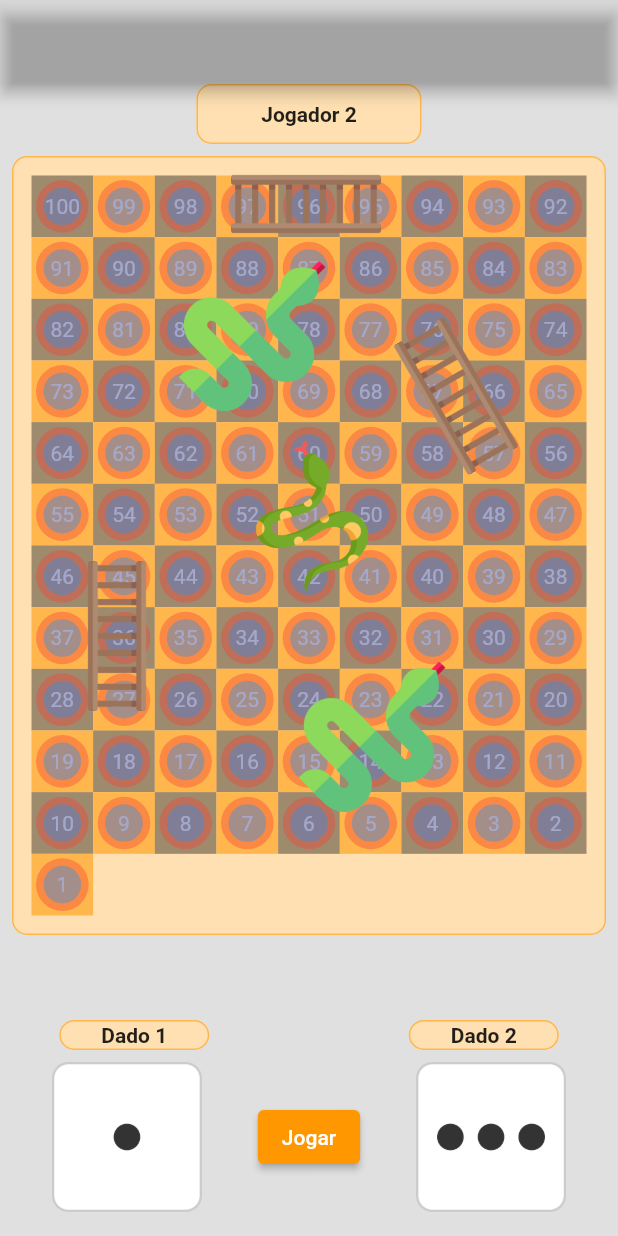
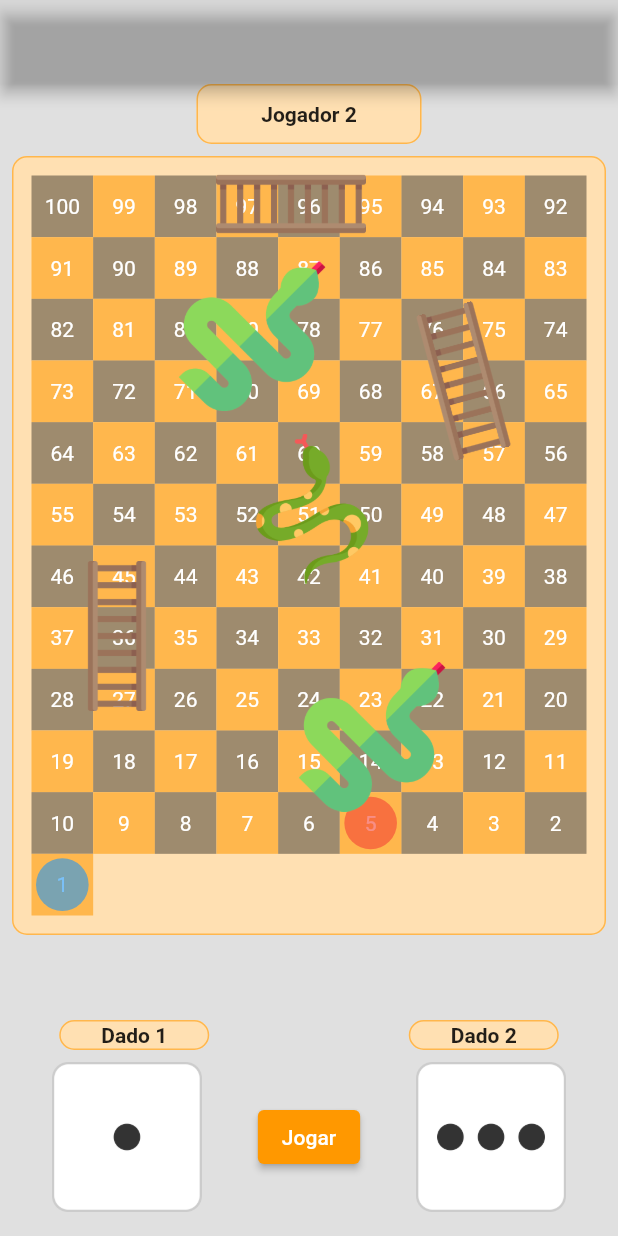
Before and after one commit to VictorMoreira98/challenge-snakes-ladders, a Flutter app: the screen it shows after launch, after a tap on "Jogar", on a phone screen of 412 x 824 dp. Run offline on Flutter 3.47's test engine with Material 2 defaults, Android fonts, the phone set to English and light mode, and no system bars; our stand-ins replace flutter_mobx, flutter_staggered_animations, get_it, mobx; missing offline and left inert: spring; generated files the repository leaves out were written again.

Commit message:
feat: player movement and game rules validations

```diff
--- a/game_snakes_ladders/lib/consts/snakes_ladders.dart
+++ b/game_snakes_ladders/lib/consts/snakes_ladders.dart
@@ -2,4 +2,43 @@ class SnakesLaddersConst {
   static String snake = 'assets/snake.png';
   static String snake_two = 'assets/snake_two.png';
   static String ladders = 'assets/ladder.png';
+
+  static List snakesLadders = [
+    {
+      'position': 40,
+      'positionFuture': 24,
+      'title': 'Que azar!!!',
+      'message': ' terá que voltar a casa 24 =('
+    },
+    {
+      'position': 60,
+      'positionFuture': 42,
+      'title': 'Que azar!!!',
+      'message': ' terá que voltar a casa 42 =('
+    },
+    {
+      'position': 87,
+      'positionFuture': 71,
+      'title': 'Que azar!!!',
+      'message': ' terá que voltar a casa 71 =('
+    },
+    {
+      'position': 18,
+      'positionFuture': 45,
+      'title': 'Que sorte!!!',
+      'message': ' irá para a casa 45 =)'
+    },
+    {
+      'position': 95,
+      'positionFuture': 98,
+      'title': 'Que sorte!!!',
+      'message': ' irá para a casa 98 =)'
+    },
+    {
+      'position': 57,
+      'positionFuture': 76,
+      'title': 'Que sorte!!!',
+      'message': ' irá para a casa 76 =)'
+    }
+  ];
 }
--- a/game_snakes_ladders/lib/stores/snakes-ladders.dart
+++ b/game_snakes_ladders/lib/stores/snakes-ladders.dart
@@ -1,3 +1,5 @@
+import 'package:flutter/material.dart';
+import 'package:game_snakes_ladders/consts/snakes_ladders.dart';
 import 'package:mobx/mobx.dart';
 import 'package:spring/spring.dart';
 import 'dart:async';
@@ -16,7 +18,16 @@ abstract class _SnakesLaddersBase with Store {
   int _currentDiceTwo = 2;
 
   @observable
-  Motion _statusDice = Motion.pause;
+  int _totalPlayerTwo = 1;
+
+  @observable
+  int _totalPlayerOne = 1;
+
+  @computed
+  int get totalPlayerOne => _totalPlayerOne;
+
+  @computed
+  int get totalPlayerTwo => _totalPlayerTwo;
 
   @computed
   int get currentPlayer => _currentPlayer;
@@ -28,9 +39,44 @@ abstract class _SnakesLaddersBase with Store {
   int get currentDiceTwo => _currentDiceTwo;
 
   @action
-  play(diceOne, diceTwo) {
+  play(diceOne, diceTwo, context) {
     _currentDiceOne = diceOne;
     _currentDiceTwo = diceTwo;
+    if (_currentPlayer == 1) {
+      _totalPlayerOne = _totalPlayerOne + diceOne + diceTwo;
+      var element = SnakesLaddersConst.snakesLadders
+          .where((element) => element['position'] == _totalPlayerOne);
+      if (element.isNotEmpty)
+        dialog(context, element);
+
+    }
+    if (_currentPlayer == 2) {
+      _totalPlayerTwo = _totalPlayerTwo + diceOne + diceTwo;
+      var element = SnakesLaddersConst.snakesLadders
+          .where((element) => element['position'] == _totalPlayerTwo);
+      if (element.isNotEmpty)
+        dialog(context, element);
+
+    }
     _currentPlayer = _currentPlayer == 1 ? 2 : 1;
   }
+
+  dialog(context, element) {
+    return showDialog(
+        context: context,
+        builder: (ctx) {
+          return AlertDialog(
+            title: Text(element.first['title']),
+            content: Text('Jogador '+_currentPlayer.toString() + element.first['message']),
+            actions: [
+              TextButton(
+                  onPressed: () => {
+                        Navigator.of(context).pop(),
+                        _totalPlayerOne = element.first['positionFuture'],
+                      },
+                  child: Text("Ok"))
+            ],
+          );
+        });
+  }
 }
--- a/game_snakes_ladders/lib/view/home.dart
+++ b/game_snakes_ladders/lib/view/home.dart
@@ -6,6 +6,7 @@ import 'package:game_snakes_ladders/view/footer.dart';
 import 'package:game_snakes_ladders/widgets/avatar-player.dart';
 import 'package:game_snakes_ladders/widgets/image-item.dart';
 import 'package:game_snakes_ladders/widgets/play-dices.dart';
+import 'package:game_snakes_ladders/widgets/play.dart';
 import 'package:game_snakes_ladders/widgets/player.dart';
 import 'package:get_it/get_it.dart';
 
@@ -47,7 +48,9 @@ class _HomeState extends State<Home> {
               child: Padding(
                 padding: const EdgeInsets.all(8.0),
                 child: Stack(children: [
-                  Container(
+                  Observer(
+                    builder: (BuildContext context) {
+                      return Container(
                         decoration: BoxDecoration(
                             border: Border.all(color: Colors.orange[300]),
                             borderRadius: BorderRadius.circular(10),
@@ -71,31 +74,44 @@ class _HomeState extends State<Home> {
                                   duration: const Duration(milliseconds: 375),
                                   columnCount: 1,
                                   child: ScaleAnimation(
-                                child: Stack(children: [
+                                    child: Observer(
+                                      builder: (BuildContext context) {
+                                        return Stack(
+                                          children: [
                                             Container(
                                               width: 100,
                                               height: 100,
-                                      decoration: BoxDecoration(color: color),
+                                              decoration:
+                                                  BoxDecoration(color: color),
                                               child: Center(
                                                 child: Text(
                                                   (100 - index).toString(),
-                                          style: TextStyle(color: Colors.white),
+                                                  style: TextStyle(
+                                                      color: Colors.white),
                                                 ),
                                               ),
                                             ),
-                                    AvatarPlayer(
-                                      color: Colors.red,
-                                      size: 3.0,
+                                            Play(
+                                              totalPlayerOne:
+                                                  _snakesLaddersStore
+                                                      .totalPlayerOne,
+                                              totalPlayerTwo:
+                                                  _snakesLaddersStore
+                                                      .totalPlayerTwo,
+                                              currentPlayer: _snakesLaddersStore
+                                                  .currentPlayer,
+                                              index: index,
+                                            )
+                                          ],
+                                        );
+                                      },
                                     ),
-                                    AvatarPlayer(
-                                      color: Colors.blue,
-                                      size: 8,
-                                    )
-                                ],),
                                   ),
                                 ),
                               );
                             }),
+                      );
+                    },
                   ),
                   ImageItem(),
                   Footer(
--- a/game_snakes_ladders/lib/widgets/avatar-player.dart
+++ b/game_snakes_ladders/lib/widgets/avatar-player.dart
@@ -10,10 +10,10 @@ class AvatarPlayer extends StatelessWidget {
     return Padding(
       padding: EdgeInsets.all(size),
       child: Container(
-        // height: 0.1,
-        // width: 0.1,
+        height: 50,
+        width: 50,
         decoration: BoxDecoration(borderRadius: BorderRadius.circular(100),
-        color: color.withOpacity(.4)),
+        color: color.withOpacity(.6)),
       ),
     );
   }
--- a/game_snakes_ladders/lib/widgets/dice-item.dart
+++ b/game_snakes_ladders/lib/widgets/dice-item.dart
@@ -19,7 +19,6 @@ class DiceItem extends StatelessWidget {
           endAngle: 720,
           animDuration: Duration(milliseconds: 300),
           animStatus: (AnimStatus status) {
-            print(status);
           },
         child: Image.asset(
       dice,
--- a/game_snakes_ladders/lib/widgets/image-item.dart
+++ b/game_snakes_ladders/lib/widgets/image-item.dart
@@ -27,7 +27,7 @@ class ImageItem extends StatelessWidget {
           ),
         ),
         Positioned(
-          top: 90,
+          top: 85,
           left: 150,
           child: Image.asset(
             SnakesLaddersConst.snake_two,
@@ -45,10 +45,10 @@ class ImageItem extends StatelessWidget {
           ),
         ),
         Positioned(
-          top: 10,
-          right: 50,
+          top: 0,
+          right: 45,
           child: RotationTransition(
-            turns: AlwaysStoppedAnimation(150 / 360),
+            turns: AlwaysStoppedAnimation(165 / 360),
             child: Image.asset(
               SnakesLaddersConst.ladders,
               height: 300,
@@ -58,7 +58,7 @@ class ImageItem extends StatelessWidget {
         ),
         Positioned(
           top: -118,
-          right: 150,
+          right: 160,
           child: RotationTransition(
             turns: AlwaysStoppedAnimation(270 / 360),
             child: Image.asset(
--- a/game_snakes_ladders/lib/widgets/play-dices.dart
+++ b/game_snakes_ladders/lib/widgets/play-dices.dart
@@ -9,10 +9,7 @@ import 'package:spring/spring.dart';
 
 class PlayDices extends StatelessWidget {
   const PlayDices(
-      {Key key,
-      this.snakeLaddersStore,
-      this.dicesOne,
-      this.dicesTwo})
+      {Key key, this.snakeLaddersStore, this.dicesOne, this.dicesTwo})
       : super(key: key);
   final SnakesLadders snakeLaddersStore;
   final int dicesOne;
@@ -27,23 +24,17 @@ class PlayDices extends StatelessWidget {
       child: Row(
         mainAxisAlignment: MainAxisAlignment.spaceAround,
         children: [
-          Observer(
-            builder: (BuildContext context) {
-              return DiceItem(
-                dice: DicesConst.dice(
-                  dicesOne.toString(),
-                ),
-                springController: SpringController(initialAnim: Motion.play),
-              );
-            },
+          DiceItem(
+            dice: DicesConst.dice(
+              dicesOne.toString(),
+            ),
+            springController: SpringController(initialAnim: Motion.play),
           ),
           ElevatedButton(
             onPressed: () {
               var diceOne = 1 + random.nextInt(5);
               var diceTwo = 1 + random.nextInt(5);
-              snakeLaddersStore.play(diceOne, diceTwo);
-              print(snakeLaddersStore.currentDiceOne);
-              print(snakeLaddersStore.currentDiceTwo);
+              snakeLaddersStore.play(diceOne, diceTwo, context);
             },
             child: Text('Jogar'),
             style: ButtonStyle(
--- /dev/null
+++ b/game_snakes_ladders/lib/widgets/play.dart
@@ -0,0 +1,31 @@
+import 'package:flutter/material.dart';
+import 'package:game_snakes_ladders/widgets/avatar-player.dart';
+
+class Play extends StatelessWidget {
+  const Play(
+      {Key key,
+      this.index,
+      this.totalPlayerOne,
+      this.totalPlayerTwo,
+      this.currentPlayer})
+      : super(key: key);
+  final int index, totalPlayerOne, totalPlayerTwo, currentPlayer;
+
+  @override
+  Widget build(BuildContext context) {
+    return Stack(
+      children: [
+        if (totalPlayerOne == (100 - index))
+          AvatarPlayer(
+            color: Colors.red,
+            size: totalPlayerOne == totalPlayerTwo ? 8 : 3,
+          ),
+        if (totalPlayerTwo == (100 - index))
+          AvatarPlayer(
+            color: Colors.blue,
+            size: 3,
+          )
+      ],
+    );
+  }
+}
--- /dev/null
+++ b/game_snakes_ladders/lib/widgets/utils.dart
@@ -0,0 +1,6 @@
+import 'package:flutter/cupertino.dart';
+import 'package:flutter/material.dart';
+
+class Utils {
+
+}
```
Also changed, not shown: game_snakes_ladders/lib/stores/snakes-ladders.g.dart. Lines whose indentation alone changed are shown as unchanged.
